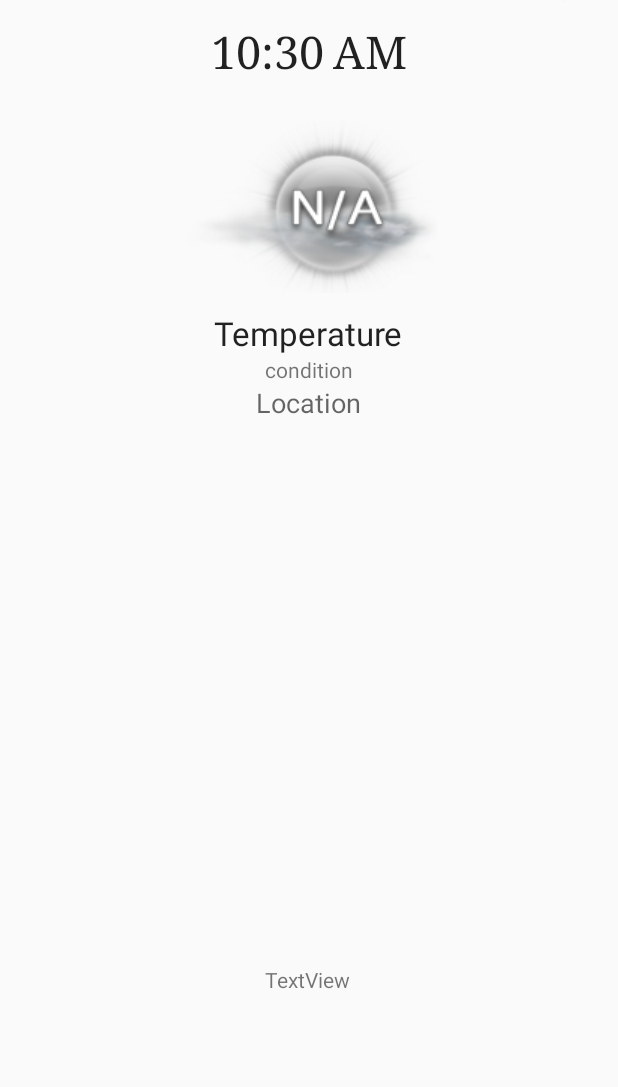
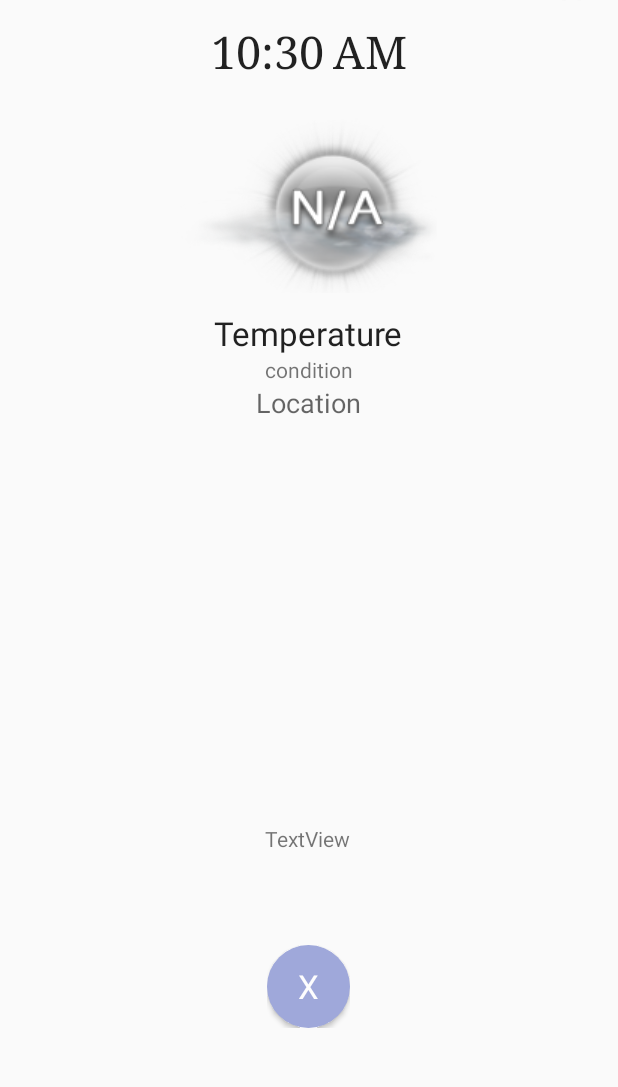
Before and after one commit to LuddeW/Chronopedia, an Android app: the screen it shows after launch (LandingActivity), on a phone screen of 412 x 824 dp, the part 128-1215 px from its top. Run offline under Robolectric (Android 15) with nearby library versions, the phone set to English and light mode, and no system bars.

Commit message:
Added fragment with button

```diff
--- /dev/null
+++ b/Chronopedia/app/src/main/java/com/example/ludwig/chronopedia/StopAlarmFragment.java
@@ -0,0 +1,45 @@
+package com.example.ludwig.chronopedia;
+
+
+import android.os.Bundle;
+import android.app.Fragment;
+import android.view.LayoutInflater;
+import android.view.View;
+import android.view.ViewGroup;
+import android.widget.Button;
+import android.widget.Toast;
+
+
+/**
+ * A simple {@link Fragment} subclass.
+ */
+public class StopAlarmFragment extends Fragment {
+
+    Button btnStopAlarm;
+
+
+    public StopAlarmFragment() {
+        // Required empty public constructor
+    }
+
+
+    @Override
+    public View onCreateView(LayoutInflater inflater, ViewGroup container,
+                             Bundle savedInstanceState) {
+        // Inflate the layout for this fragment
+        View view = inflater.inflate(R.layout.fragment_stop_alarm, container, false);
+
+        btnStopAlarm = (Button) view.findViewById(R.id.btnStopAlarm);
+
+        btnStopAlarm.setOnClickListener(new View.OnClickListener() {
+            @Override
+            public void onClick(View view) {
+                Toast.makeText(getContext(), "worky?", Toast.LENGTH_SHORT).show();
+                //This is called when pressing the round button in landing activity
+            }
+        });
+
+        return view;
+    }
+
+}
--- a/Chronopedia/app/src/main/res/layout/activity_landing.xml
+++ b/Chronopedia/app/src/main/res/layout/activity_landing.xml
@@ -75,9 +75,19 @@
         android:id="@+id/wikiTextView"
         android:layout_width="wrap_content"
         android:layout_height="wrap_content"
+        android:layout_marginBottom="170dp"
+        android:text="TextView"
         android:layout_alignParentBottom="true"
-        android:layout_alignStart="@+id/conditionTextView"
-        android:layout_marginBottom="76dp"
-        android:text="TextView" />
+        android:layout_alignStart="@+id/conditionTextView" />
+
+    <fragment
+        android:id="@+id/fragmentStopAlarm"
+        android:name="com.example.ludwig.chronopedia.StopAlarmFragment"
+        android:layout_width="wrap_content"
+        android:layout_height="wrap_content"
+        android:layout_marginBottom="53dp"
+        tools:layout="@layout/fragment_stop_alarm"
+        android:layout_alignParentBottom="true"
+        android:layout_alignEnd="@+id/wikiTextView" />
 
 </RelativeLayout>
--- /dev/null
+++ b/Chronopedia/app/src/main/res/layout/fragment_stop_alarm.xml
@@ -0,0 +1,17 @@
+<FrameLayout xmlns:android="http://schemas.android.com/apk/res/android"
+    xmlns:tools="http://schemas.android.com/tools"
+    android:layout_width="match_parent"
+    android:layout_height="match_parent"
+    tools:context="com.example.ludwig.chronopedia.StopAlarmFragment">
+
+    <!-- TODO: Update blank fragment layout -->
+
+    <Button
+        android:id="@+id/btnStopAlarm"
+        style="@style/button_style"
+        android:layout_width="55dp"
+        android:layout_height="55dp"
+        android:layout_gravity="center_horizontal"
+        android:text="X"
+        android:textAppearance="@style/TextAppearance.AppCompat.Large" />
+</FrameLayout>
--- a/Chronopedia/app/src/main/res/values/strings.xml
+++ b/Chronopedia/app/src/main/res/values/strings.xml
@@ -8,4 +8,7 @@
     <string name="temperature">Temperature</string>
     <string name="condition">condition</string>
 
+    <!-- TODO: Remove or change this placeholder text -->
+    <string name="hello_blank_fragment">Hello blank fragment</string>
+
 </resources>
```
